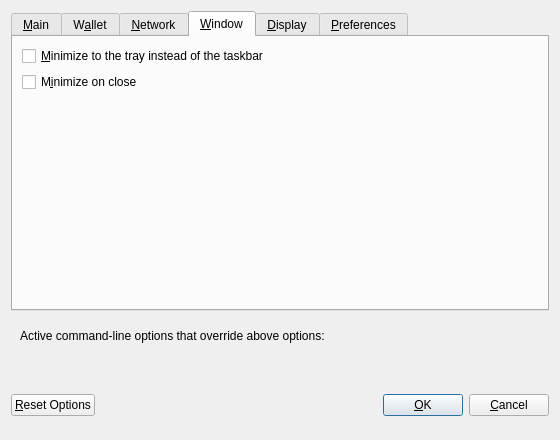
Above: src/qt/forms/optionsdialog.ui from syscoin/syscoin before the change. Below: the same form after it.
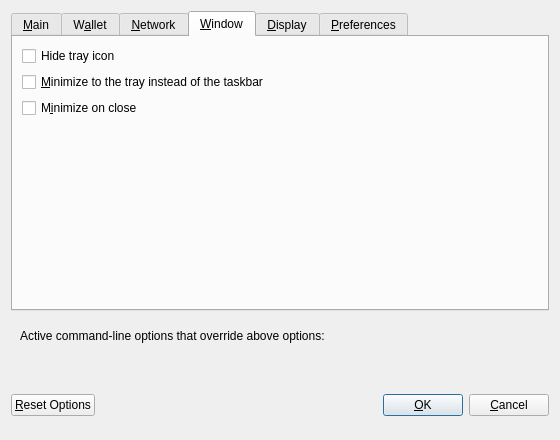
That is the form after the change. The open tabs and pages were chosen to show the change. Custom widgets are drawn as their Qt base class.

Commit message: add missing widget

Diff of the .ui file:
```diff
--- a/src/qt/forms/optionsdialog.ui
+++ b/src/qt/forms/optionsdialog.ui
@@ -505,7 +505,17 @@
       </attribute>
       <layout class="QVBoxLayout" name="verticalLayout_Window">
        <item>
-        <widget class="QCheckBox" name="minimizeToTray">
+         <widget class="QCheckBox" name="hideTrayIcon">
+           <property name="toolTip">
+             <string>&amp;Hide the icon from the system tray.</string>
+           </property>
+           <property name="text">
+             <string>Hide tray icon</string>
+           </property>
+         </widget>
+       </item>
+       <item>
+         <widget class="QCheckBox" name="minimizeToTray">
          <property name="toolTip">
           <string>Show only a tray icon after minimizing the window.</string>
          </property>
```
